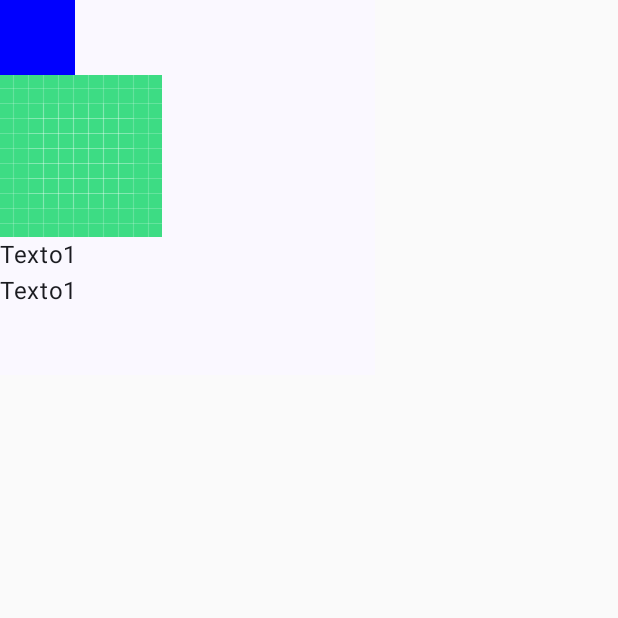
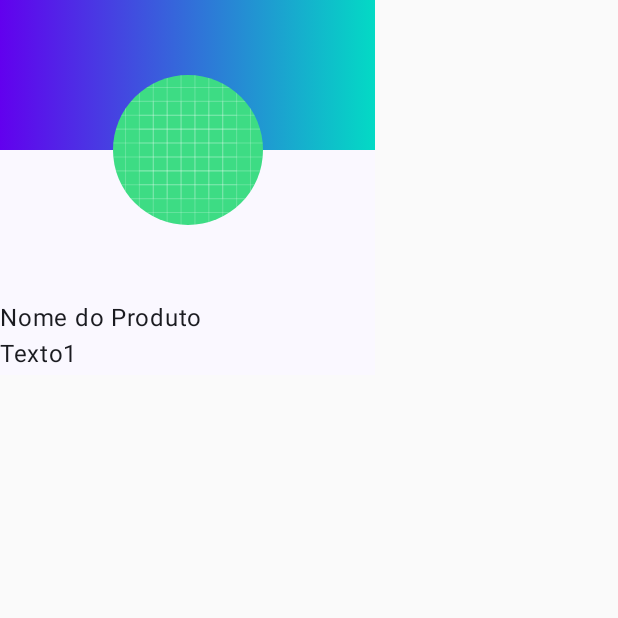
Before and after one commit to MelloBirkan/caffee-co-compose-study, an Android app built with Jetpack Compose: the screen it shows after launch (MainActivity), on a phone screen of 412 x 824 dp, the top half of it. Run offline under Robolectric (Android 15) with nearby library versions, the phone set to English and light mode, and no system bars.

Commit message:
Moficado componente Image

```diff
--- a/app/src/main/java/com/example/caffeeco/MainActivity.kt
+++ b/app/src/main/java/com/example/caffeeco/MainActivity.kt
@@ -14,14 +14,20 @@ import androidx.compose.foundation.layout.fillMaxHeight
 import androidx.compose.foundation.layout.fillMaxSize
 import androidx.compose.foundation.layout.fillMaxWidth
 import androidx.compose.foundation.layout.height
+import androidx.compose.foundation.layout.offset
 import androidx.compose.foundation.layout.padding
+import androidx.compose.foundation.layout.size
 import androidx.compose.foundation.layout.width
+import androidx.compose.foundation.shape.CircleShape
 import androidx.compose.material3.Scaffold
 import androidx.compose.material3.Surface
 import androidx.compose.material3.Text
 import androidx.compose.runtime.Composable
 import androidx.compose.ui.Alignment
+import androidx.compose.ui.Alignment.Companion.CenterHorizontally
 import androidx.compose.ui.Modifier
+import androidx.compose.ui.draw.clip
+import androidx.compose.ui.graphics.Brush
 import androidx.compose.ui.graphics.Color
 import androidx.compose.ui.res.painterResource
 import androidx.compose.ui.tooling.preview.Preview
@@ -52,17 +58,30 @@ private fun ProductItem(modifier: Modifier = Modifier) {
     ) {
         Box(
             modifier
-        .height(50.dp)
-        .width(50.dp)
-        .background(Color.Blue)
+                .height(100.dp)
+                .fillMaxWidth()
+                .background(
+                    brush = Brush.horizontalGradient(
+                        colors = listOf(
+                            Color(0xff6200ee),
+                            Color(0xff03dac5)
+                        )
+                    )
+                )
         )
 
         Image(
             painter = painterResource(R.drawable.ic_launcher_background),
-      contentDescription = null
+            contentDescription = null,
+            modifier
+                .offset(y = (-50).dp)
+                .size(100.dp)
+                .clip(CircleShape)
+                .align(CenterHorizontally)
+
         )
 
-    Text("Texto1")
+        Text("Nome do Produto")
 
         Text("Texto1")
     }
```
Lines whose indentation alone changed are shown as unchanged.
